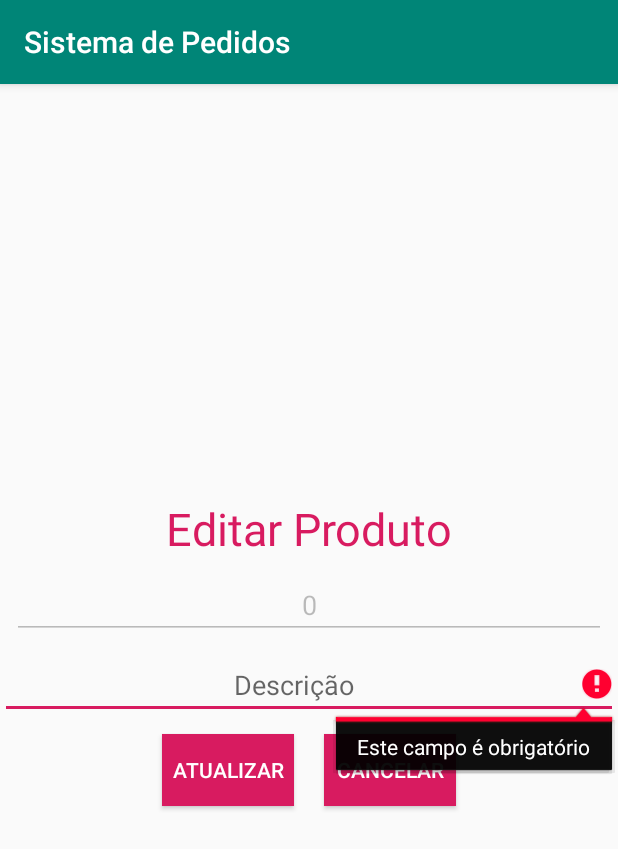
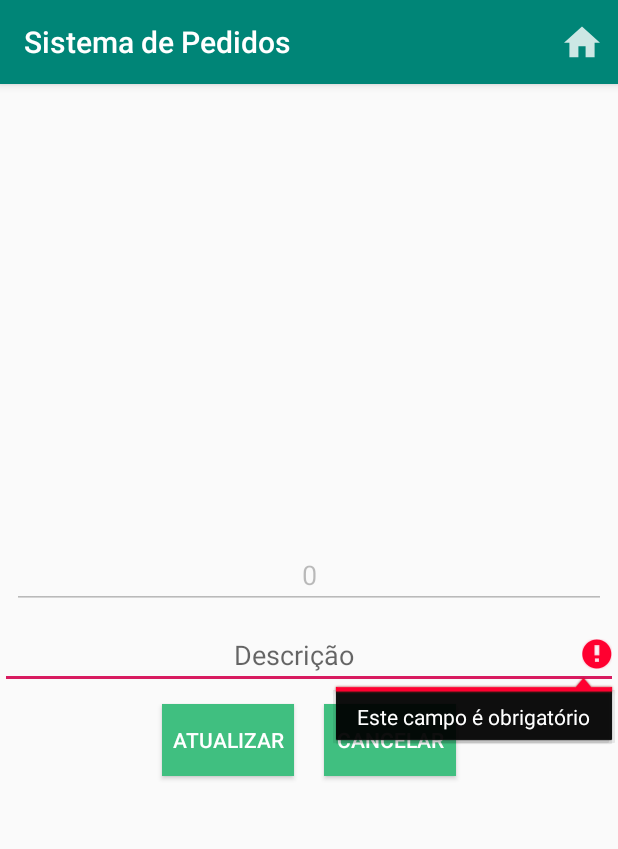
Before and after one commit to dieinimymaganha/SistemaPedidosAndroid, an Android app: the EditarProduto screen opened directly, with no data from a screen before it, after a tap on "ATUALIZAR", on a phone screen of 412 x 824 dp. Shown: the top 849 px of the screen. Run offline under Robolectric (Android 15) with nearby library versions, the light colour scheme and no system bars.

Commit message:
Refatorando Edição de Produto

```diff
--- a/app/src/main/java/com/example/sistemapedidosandroid/ui/activity/EditarProduto.java
+++ b/app/src/main/java/com/example/sistemapedidosandroid/ui/activity/EditarProduto.java
@@ -1,9 +1,12 @@
 package com.example.sistemapedidosandroid.ui.activity;
 
+import androidx.annotation.NonNull;
 import androidx.appcompat.app.AppCompatActivity;
 
 import android.content.Intent;
 import android.os.Bundle;
+import android.view.Menu;
+import android.view.MenuItem;
 import android.view.View;
 import android.widget.Button;
 import android.widget.EditText;
@@ -30,61 +33,80 @@ public class EditarProduto extends AppCompatActivity {
     protected void onCreate(Bundle savedInstanceState) {
         super.onCreate(savedInstanceState);
         setContentView(R.layout.activity_editar_produto);
-
-        edId = findViewById(R.id.actitivity_editar_produto_id);
-        edDescricao = findViewById(R.id.actitivity_editar_produto_descricao);
-
-        btAtualizar = findViewById(R.id.actitivity_editar_produto_alterar);
-        btCancelar = findViewById(R.id.actitivity_editar_produto_cancelar);
+        inicializacaoDosCampos();
 
         Intent i = getIntent();
 
         Long id = i.getLongExtra(ID_PRODUTO, 0);
         String id2 = id.toString();
-        String descricao = i.getStringExtra(DESCRICAO_PRODUTO).toString();
+        String descricao = i.getStringExtra(DESCRICAO_PRODUTO);
 
         edId.setText(id2);
         edId.setEnabled(false);
-
         edDescricao.setText(descricao);
 
         btAtualizar.setOnClickListener(new View.OnClickListener() {
             @Override
             public void onClick(View v) {
+                alteraProduto();
+            }
+        });
+
+        btCancelar.setOnClickListener(new View.OnClickListener() {
+            @Override
+            public void onClick(View v) {
+                finish();
+            }
+        });
+    }
 
 
+
+    private void alteraProduto() {
         Long id = Long.valueOf(edId.getText().toString());
         String descricao = edDescricao.getText().toString();
-
         Produto produto = new Produto();
-
         produto.setDescricao(descricao);
-
         if (descricao == null || descricao.equals("")) {
             edDescricao.setError("Este campo é obrigatório");
         } else {
             Call<Void> call = new RetrofitInicializador().getProdutoService().alterar(id, produto);
-
             call.enqueue(new Callback<Void>() {
                 @Override
                 public void onResponse(Call<Void> call, Response<Void> response) {
-                            int resposta = response.code();
-
                     Toast.makeText(EditarProduto.this, "Produto Atualizado", Toast.LENGTH_SHORT).show();
                     startActivity(new Intent(EditarProduto.this, ListarProdutos.class));
                 }
 
                 @Override
                 public void onFailure(Call<Void> call, Throwable t) {
-
                 }
             });
+        }
+    }
+
+    private void inicializacaoDosCampos() {
+        edId = findViewById(R.id.actitivity_editar_produto_id);
+        edDescricao = findViewById(R.id.actitivity_editar_produto_descricao);
+        btAtualizar = findViewById(R.id.actitivity_editar_produto_alterar);
+        btCancelar = findViewById(R.id.actitivity_editar_produto_cancelar);
+    }
+
+    //Cria o menu para enviar para o home
+    public boolean onCreateOptionsMenu(Menu menu) {
+        getMenuInflater().inflate(R.menu.menu_home, menu);
+        return super.onCreateOptionsMenu(menu);
+    }
+
+    @Override
+    public boolean onOptionsItemSelected(@NonNull MenuItem item) {
+        int itemId = item.getItemId();
+        if (itemId == R.id.menu_home_home) {
+            startActivity(new Intent(this, Inicio.class));
+        }
+        return super.onOptionsItemSelected(item);
+    }
+    // fim do menu home
 
 
 }
-            }
-        });
-
-
-    }
-}
--- a/app/src/main/res/layout/activity_editar_produto.xml
+++ b/app/src/main/res/layout/activity_editar_produto.xml
@@ -6,20 +6,6 @@
     android:gravity="center"
     android:orientation="vertical"
     tools:context=".ui.activity.EditarProduto">
-
-    <LinearLayout
-        android:layout_width="wrap_content"
-        android:layout_height="wrap_content"
-        android:orientation="horizontal">
-
-        <TextView
-            android:layout_width="wrap_content"
-            android:layout_height="wrap_content"
-            android:text="@string/Editar_Produto"
-            android:textColor="@color/colorAccent"
-            android:textSize="30sp" />
-
-    </LinearLayout>
 
     <LinearLayout
         android:layout_width="match_parent"
@@ -57,7 +43,7 @@
             android:layout_width="wrap_content"
             android:layout_height="wrap_content"
             android:layout_margin="10dp"
-            android:background="@color/colorAccent"
+            android:background="@color/botoes"
             android:text="@string/atualizar"
             android:textColor="#fff" />
 
@@ -66,7 +52,7 @@
             android:layout_width="wrap_content"
             android:layout_height="wrap_content"
             android:layout_margin="10dp"
-            android:background="@color/colorAccent"
+            android:background="@color/botoes"
             android:text="@string/Cancelar"
             android:textColor="#fff" />
 
```
Lines whose indentation alone changed are shown as unchanged.
